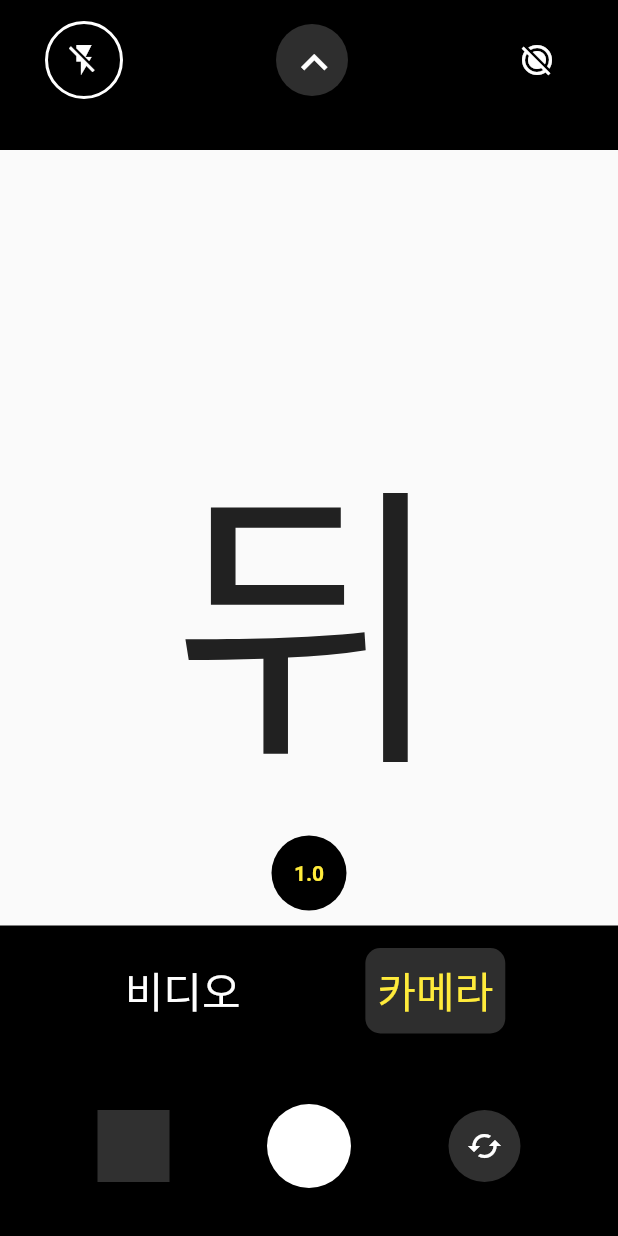
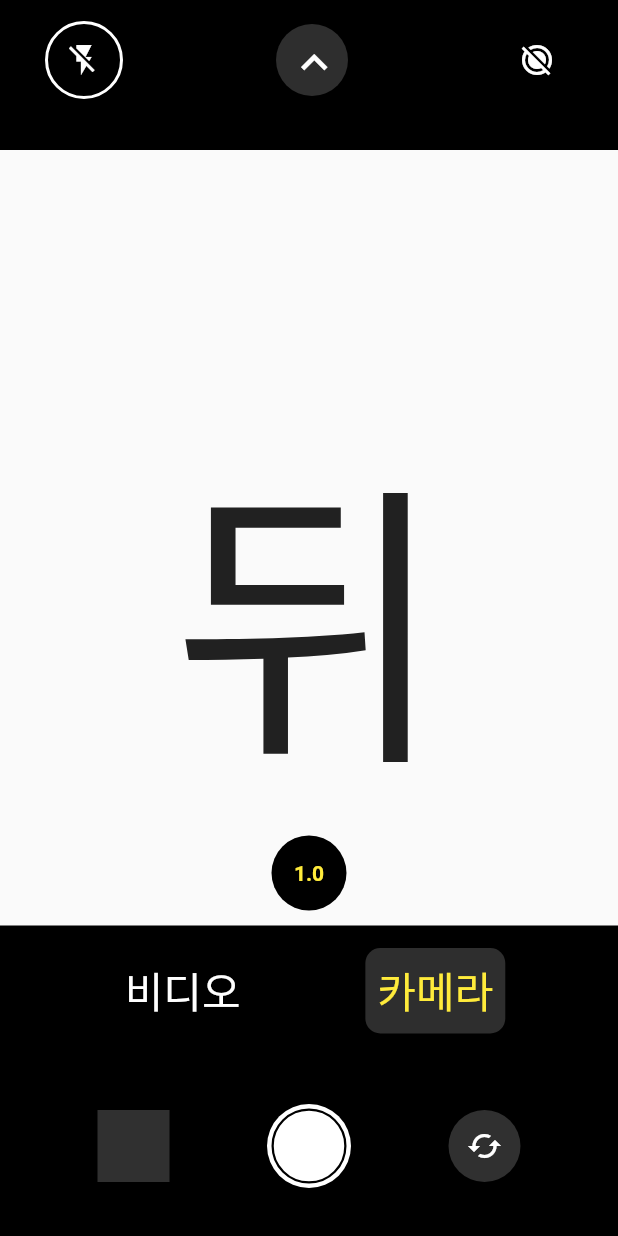
Before and after one commit to JIEEEN/SMART-ME, a Flutter app: the IosCamera screen opened directly, on a phone screen of 412 x 824 dp. Run offline on Flutter 3.47's test engine with Material 2 defaults, Android fonts, the light colour scheme and no system bars; our stand-ins replace firebase_core; missing offline and left inert: slide_action; accounts and stored records are empty.

Commit message:
[MOD] fully mimicked ios camera

```diff
--- a/lib/camera/ios_camera.dart
+++ b/lib/camera/ios_camera.dart
@@ -36,6 +36,13 @@ class _IosCameraState extends State<IosCamera> {
 
   late String? _currentTime;
 
+  void _controlToolBar(bool flag) {
+    setState(() {
+      _isToolbarOn = flag;
+      _overlayCameraToolbar = flag ? 80 : 0;
+    });
+  }
+
   final _toast = ToastBuilder();
   final GlobalKey<HMSTimerState> _HMSTimer = GlobalKey<HMSTimerState>();
 
@@ -65,10 +72,8 @@ class _IosCameraState extends State<IosCamera> {
         toolbarHeight: 0,
       ),
       body: Column(
-        mainAxisAlignment: MainAxisAlignment.end,
         children: [
-          Expanded(
-              child: Stack(
+          Stack(
             children: [
               AnimatedContainer(
                 /* 화면비율 조정 */
@@ -167,25 +172,22 @@ class _IosCameraState extends State<IosCamera> {
                   mainAxisAlignment: MainAxisAlignment.center,
                   children: [
                     Container(
-                      width: 80,
-                      margin: EdgeInsets.fromLTRB(15, 0, 0, 0),
+                      alignment: Alignment.center,
+                      margin: EdgeInsets.fromLTRB(30, 0, 0, 0),
+                      decoration: BoxDecoration(
+                        shape: BoxShape.circle,
+                        border: Border.all(color: Colors.white, width: 2),
+                        color: Colors.black,
+                      ),
                       child: IconButton(
                         icon: Icon(
-                          _flashType == 0
-                              ? Icons.flash_off
-                              : _flashType == 1
-                                  ? Icons.flash_auto
-                                  : Icons.flash_on,
-                          color: _flashType == 2 ? Colors.yellow : Colors.white,
+                          _flashType == 0 ? Icons.flash_off : Icons.flash_on,
+                          color: Colors.white,
                         ),
                         onPressed: () {
                           setState(() {
                             _isFlashOn = !_isFlashOn;
-                            _flashType = _flashType == 0
-                                ? 1
-                                : _flashType == 1
-                                    ? 2
-                                    : 0;
+                            _flashType = _flashType == 0 ? 1 : 0;
                           });
                         },
                       ),
@@ -265,8 +267,21 @@ class _IosCameraState extends State<IosCamera> {
                 ),
               ),
             ],
-          )),
-          Transform.scale(
+          ),
+          Expanded(
+            child: SizedBox(
+              width: double.infinity,
+              height: double.infinity,
+              child: GestureDetector(
+                onVerticalDragEnd: (details) => {
+                  if (details.velocity.pixelsPerSecond.dy > 0)
+                    {_controlToolBar(true)}
+                  else
+                    {_controlToolBar(false)}
+                },
+                child: Align(
+                  alignment: Alignment.bottomCenter,
+                  child: Transform.scale(
                     /* 앞/뒤 화면 */
                     scale: _selectedScope,
                     child: Text(
@@ -274,7 +289,10 @@ class _IosCameraState extends State<IosCamera> {
                       style: TextStyle(fontSize: 200),
                     ),
                   ),
-
+                ),
+              ),
+            ),
+          ),
           GestureDetector(
             /* 스코프 설정 */
             /* 언젠가는 드래그 스코핑을...*/
@@ -302,6 +320,62 @@ class _IosCameraState extends State<IosCamera> {
           ),
           Stack(
             children: [
+              Container(
+                /* 카메라/비디오 컨트롤 */
+                color: Colors.black,
+                padding: EdgeInsets.fromLTRB(0, 15, 0, 15),
+                child: Row(
+                  mainAxisAlignment: MainAxisAlignment.spaceEvenly,
+                  children: [
+                    Container(
+                      margin: EdgeInsets.fromLTRB(0, 0, 0, 0),
+                      decoration: BoxDecoration(
+                          borderRadius: BorderRadius.circular(10),
+                          color: !_isModeCamera
+                              ? Color(0xFF2e2e2e)
+                              : Colors.transparent),
+                      child: TextButton(
+                        onPressed: () => setState(() {
+                          _isModeCamera = false;
+                          _overlayHeightVideoToolBox = 80;
+                          _overlayHeightVideoStarter = 120;
+                          _overlayCameraToolbar = 0;
+                          _isToolbarOn = false;
+                        }),
+                        child: Text(
+                          '비디오',
+                          style: TextStyle(
+                              color:
+                                  _isModeCamera ? Colors.white : Colors.yellow,
+                              fontSize: 28.0),
+                        ),
+                      ),
+                    ),
+                    Container(
+                      margin: EdgeInsets.fromLTRB(0, 0, 0, 0),
+                      decoration: BoxDecoration(
+                          borderRadius: BorderRadius.circular(10),
+                          color: _isModeCamera
+                              ? Color(0xFF2e2e2e)
+                              : Colors.transparent),
+                      child: TextButton(
+                        onPressed: () => setState(() {
+                          _isModeCamera = true;
+                          _overlayHeightVideoToolBox = 0;
+                          _overlayHeightVideoStarter = 0;
+                        }),
+                        child: Text(
+                          '카메라',
+                          style: TextStyle(
+                              color:
+                                  _isModeCamera ? Colors.yellow : Colors.white,
+                              fontSize: 28.0),
+                        ),
+                      ),
+                    ),
+                  ],
+                ),
+              ),
               AnimatedContainer(
                 clipBehavior: Clip.antiAlias,
                 duration: Duration(milliseconds: 100),
@@ -312,14 +386,14 @@ class _IosCameraState extends State<IosCamera> {
                 child: Row(
                     mainAxisAlignment: MainAxisAlignment.spaceEvenly,
                     children: [
-                      IconButton(
+                      Container(
+                        decoration: BoxDecoration(
+                            shape: BoxShape.circle, color: Color(0xFF2e2e2e)),
+                        child: IconButton(
                           icon: Icon(
-                          _flashType == 0
-                              ? Icons.flash_off
-                              : _flashType == 1
-                                  ? Icons.flash_auto
-                                  : Icons.flash_on,
-                          color: _flashType == 2 ? Colors.yellow : Colors.white,
+                            _flashType == 0 ? Icons.flash_off : Icons.flash_on,
+                            color:
+                                _flashType == 2 ? Colors.yellow : Colors.white,
                           ),
                           onPressed: () {
                             setState(() {
@@ -328,15 +402,12 @@ class _IosCameraState extends State<IosCamera> {
                             });
                           },
                         ),
-                      IconButton(
-                        icon: Icon(
-                            _timerDelay == 0
-                                ? Icons.schedule
-                                : _timerDelay == 3
-                                    ? Icons.timer_3
-                                    : _timerDelay == 10
-                                        ? Icons.timer_10
-                                        : Icons.one_x_mobiledata,
+                      ),
+                      Container(
+                          decoration: BoxDecoration(
+                              shape: BoxShape.circle, color: Color(0xFF2e2e2e)),
+                          child: IconButton(
+                            icon: Icon(Icons.schedule,
                                 color: _timerDelay != 0
                                     ? Colors.yellow
                                     : Colors.white),
@@ -346,18 +417,20 @@ class _IosCameraState extends State<IosCamera> {
                                     _overlayHeightTimer == 0 ? 80 : 0;
                               });
                             },
-                      ),
-                      TextButton(
+                          )),
+                      Container(
+                        decoration: BoxDecoration(
+                            shape: BoxShape.circle, color: Color(0xFF2e2e2e)),
+                        child: TextButton(
                           child: Text(
                             _ratioType == 0
-                              ? '3:4'
+                                ? '4:3'
                                 : _ratioType == 1
                                     ? '16:9'
-                                  : _ratioType == 2
-                                      ? '1:1'
-                                      : 'Full',
+                                    : '1:1',
                             style: const TextStyle(
-                              color: Colors.white, fontWeight: FontWeight.bold),
+                                color: Colors.white,
+                                fontWeight: FontWeight.bold),
                           ),
                           onPressed: () {
                             setState(() {
@@ -365,7 +438,11 @@ class _IosCameraState extends State<IosCamera> {
                             });
                           },
                         ),
-                      IconButton(
+                      ),
+                      Container(
+                          decoration: BoxDecoration(
+                              shape: BoxShape.circle, color: Color(0xFF2e2e2e)),
+                          child: IconButton(
                             icon: Icon(
                                 _isMotionPhotoOn
                                     ? Icons.motion_photos_on
@@ -383,7 +460,7 @@ class _IosCameraState extends State<IosCamera> {
                                 _isMotionPhotoOn = !_isMotionPhotoOn;
                               });
                             },
-                      ),
+                          )),
                     ]),
               ),
               AnimatedContainer(
@@ -397,7 +474,28 @@ class _IosCameraState extends State<IosCamera> {
                 child: Row(
                   mainAxisAlignment: MainAxisAlignment.spaceEvenly,
                   children: [
-                    IconButton(
+                    TextButton(
+                      child: Text(
+                        '${_flashType == 1 ? '플래시' : ''} 자동',
+                        style: TextStyle(
+                          color: _flashType == 1 ? Colors.yellow : Colors.white,
+                        ),
+                      ),
+                      onPressed: () {
+                        setState(() {
+                          _overlayHeightFlash =
+                              _overlayHeightFlash == 0 ? 80 : 0;
+                          _flashType = 1;
+                        });
+                      },
+                    ),
+                    TextButton(
+                      child: Text(
+                        '${_flashType == 0 ? '플래시' : ''} 끔',
+                        style: TextStyle(
+                          color: _flashType == 0 ? Colors.yellow : Colors.white,
+                        ),
+                      ),
                       onPressed: () {
                         setState(() {
                           _overlayHeightFlash =
@@ -405,25 +503,14 @@ class _IosCameraState extends State<IosCamera> {
                           _flashType = 0;
                         });
                       },
-                      icon: Icon(
-                        Icons.flash_off,
-                        color: _flashType == 0 ? Colors.yellow : Colors.white,
+                    ),
+                    TextButton(
+                      child: Text(
+                        '${_flashType == 2 ? '플래시' : ''} 켬',
+                        style: TextStyle(
+                          color: _flashType == 2 ? Colors.yellow : Colors.white,
                         ),
                       ),
-                    IconButton(
-                      onPressed: () {
-                        setState(() {
-                          _overlayHeightFlash =
-                              _overlayHeightFlash == 0 ? 80 : 0;
-                          _flashType = 1;
-                        });
-                      },
-                      icon: Icon(
-                        Icons.flash_auto,
-                        color: _flashType == 1 ? Colors.yellow : Colors.white,
-                      ),
-                    ),
-                    IconButton(
                       onPressed: () {
                         setState(() {
                           _overlayHeightFlash =
@@ -431,10 +518,6 @@ class _IosCameraState extends State<IosCamera> {
                           _flashType = 2;
                         });
                       },
-                      icon: Icon(
-                        Icons.flash_on,
-                        color: _flashType == 2 ? Colors.yellow : Colors.white,
-                      ),
                     ),
                   ],
                 ),
@@ -456,23 +539,9 @@ class _IosCameraState extends State<IosCamera> {
                           _timerDelay = 0;
                         });
                       },
-                      child: Text('0s',
+                      child: Text('타이머 해제',
                           style: TextStyle(
                               color: _timerDelay == 0
-                                  ? Colors.yellow
-                                  : Colors.white,
-                              fontWeight: FontWeight.bold)),
-                    ),
-                    TextButton(
-                      onPressed: () {
-                        setState(() {
-                          _overlayHeightTimer = 0;
-                          _timerDelay = 1;
-                        });
-                      },
-                      child: Text('1s',
-                          style: TextStyle(
-                              color: _timerDelay == 1
                                   ? Colors.yellow
                                   : Colors.white,
                               fontWeight: FontWeight.bold)),
@@ -484,7 +553,7 @@ class _IosCameraState extends State<IosCamera> {
                           _timerDelay = 3;
                         });
                       },
-                      child: Text('3s',
+                      child: Text('3초',
                           style: TextStyle(
                               color: _timerDelay == 3
                                   ? Colors.yellow
@@ -498,7 +567,7 @@ class _IosCameraState extends State<IosCamera> {
                           _timerDelay = 10;
                         });
                       },
-                      child: Text('10s',
+                      child: Text('10초',
                           style: TextStyle(
                               color: _timerDelay == 10
                                   ? Colors.yellow
@@ -530,10 +599,27 @@ class _IosCameraState extends State<IosCamera> {
                         });
                       },
                       child: Text(
-                        '3:4',
+                        '4:3',
                         style: TextStyle(
                             color:
                                 _ratioType == 0 ? Colors.yellow : Colors.white),
+                      ),
+                    ),
+                    TextButton(
+                      onPressed: () {
+                        setState(() {
+                          _overlayHeightRatio =
+                              _overlayHeightRatio == 0 ? 80 : 0;
+                          _ratioType = 2;
+                          _overlayHeightScreenTop = _overlayHeightScreenBottom =
+                              (height - width) / 2 - 40;
+                        });
+                      },
+                      child: Text(
+                        '정방형',
+                        style: TextStyle(
+                            color:
+                                _ratioType == 2 ? Colors.yellow : Colors.white),
                       ),
                     ),
                     TextButton(
@@ -553,100 +639,11 @@ class _IosCameraState extends State<IosCamera> {
                                 _ratioType == 1 ? Colors.yellow : Colors.white),
                       ),
                     ),
-                    TextButton(
-                      onPressed: () {
-                        setState(() {
-                          _overlayHeightRatio =
-                              _overlayHeightRatio == 0 ? 80 : 0;
-                          _ratioType = 2;
-                          _overlayHeightScreenTop = _overlayHeightScreenBottom =
-                              (height - width) / 2 - 40;
-                        });
-                      },
-                      child: Text(
-                        '1:1',
-                        style: TextStyle(
-                            color:
-                                _ratioType == 2 ? Colors.yellow : Colors.white),
-                      ),
-                    ),
-                    TextButton(
-                      onPressed: () {
-                        setState(() {
-                          _overlayHeightRatio =
-                              _overlayHeightRatio == 0 ? 80 : 0;
-                          _overlayHeightScreenBottom =
-                              _overlayHeightScreenTop = 0;
-                          _ratioType = 3;
-                        });
-                      },
-                      child: Text(
-                        'Full',
-                        style: TextStyle(
-                            color:
-                                _ratioType == 3 ? Colors.yellow : Colors.white),
-                      ),
-                    ),
                   ],
                 ),
               ),
             ],
           ),
-          Container(
-            /* 카메라/비디오 컨트롤 */
-            color: Colors.black,
-            padding: EdgeInsets.fromLTRB(0, 15, 0, 15),
-            child: Row(
-              mainAxisAlignment: MainAxisAlignment.spaceEvenly,
-              children: [
-                Container(
-                  margin: EdgeInsets.fromLTRB(0, 0, 0, 0),
-                  decoration: BoxDecoration(
-                      borderRadius: BorderRadius.circular(10),
-                      color: !_isModeCamera
-                          ? Color(0xFF2e2e2e)
-                          : Colors.transparent),
-                  child: TextButton(
-                    onPressed: () => setState(() {
-                      _isModeCamera = false;
-                      _overlayHeightVideoToolBox = 80;
-                      _overlayHeightVideoStarter = 120;
-                      _overlayCameraToolbar = 0;
-                      _isToolbarOn = false;
-                    }),
-                    child: Text(
-                      '비디오',
-                      style: TextStyle(
-                          color: _isModeCamera ? Colors.white : Colors.yellow,
-                          fontSize: 28.0),
-                    ),
-                  ),
-                ),
-                Container(
-                  margin: EdgeInsets.fromLTRB(0, 0, 0, 0),
-                  decoration: BoxDecoration(
-                      borderRadius: BorderRadius.circular(10),
-                      color: _isModeCamera
-                          ? Color(0xFF2e2e2e)
-                          : Colors.transparent),
-                  child: TextButton(
-                    onPressed: () => setState(() {
-                      _isModeCamera = true;
-                      _overlayHeightVideoToolBox = 0;
-                      _overlayHeightVideoStarter = 0;
-                    }),
-                    child: Text(
-                      '카메라',
-                      style: TextStyle(
-                          color: _isModeCamera ? Colors.yellow : Colors.white,
-                          fontSize: 28.0),
-                    ),
-                  ),
-                ),
-              ],
-            ),
-          ),
-          // Camera preview will go here
           Stack(
             children: [
               AnimatedContainer(
@@ -695,6 +692,14 @@ class _IosCameraState extends State<IosCamera> {
                                 _toast.toast('사진이 촬영되었습니다.',
                                     _overlayHeightScreenTop + 100);
                               },
+                              child: Container(
+                                width: 50,
+                                decoration: BoxDecoration(
+                                    shape: BoxShape.circle,
+                                    color: Colors.white,
+                                    border: Border.all(
+                                        color: Colors.black, width: 1.5)),
+                              ),
                             ),
                           ),
                           Container(
@@ -788,43 +793,13 @@ class _IosCameraState extends State<IosCamera> {
                     child: Row(
                       mainAxisAlignment: MainAxisAlignment.spaceEvenly,
                       children: [
-                        IconButton(
-                          onPressed: () {
-                            setState(() {
-                              _toast.toast('사진이 촬영되었습니다.',
-                                  _overlayHeightScreenTop + 100);
-                            });
-                          },
-                          icon: Icon(
-                            Icons.camera,
-                            color: Colors.white,
-                          ),
-                        ),
                         Container(
+                          width: 48,
+                          height: 48,
                           decoration: BoxDecoration(
-                                color: Colors.white,
-                                borderRadius: BorderRadius.circular(50.0)),
-                            child: Row(
-                              children: [
-                                IconButton(
-                                  onPressed: () {
-                                    if (_isVideoPaused) {
-                                      _HMSTimer.currentState?.start();
-                                    } else {
-                                      _HMSTimer.currentState?.pause();
-                                    }
-                                    setState(() {
-                                      _isVideoPaused = !_isVideoPaused;
-                                    });
-                                  },
-                                  icon: Icon(
-                                    _isVideoPaused
-                                        ? Icons.play_arrow
-                                        : Icons.pause,
-                                    color: Colors.black,
-                                  ),
-                                ),
-                                IconButton(
+                              border: Border.all(width: 3, color: Colors.white),
+                              borderRadius: BorderRadius.circular(100)),
+                          child: IconButton(
                             onPressed: () {
                               _toast.toast(
                                   '${_HMSTimer.currentState?.printTimeAsHMSKorean()} 길이의 비디오가 저장되었습니다.',
@@ -833,33 +808,15 @@ class _IosCameraState extends State<IosCamera> {
                               setState(() {
                                 _overlayHeightVideoStarter = 100;
                                 _overlayHeightVideoControl =
-                                          _overlayHeightVideoControl == 0
-                                              ? 100
-                                              : 0;
+                                    _overlayHeightVideoControl == 0 ? 100 : 0;
                                 _overlayHeightVideoTimer =
-                                          _overlayHeightVideoTimer == 0
-                                              ? 80
-                                              : 0;
+                                    _overlayHeightVideoTimer == 0 ? 80 : 0;
                               });
                             },
-                                  icon: Icon(
-                                    Icons.stop,
-                                    color: Colors.black,
+                            icon: Container(
+                                width: 32, height: 32, color: Colors.white),
                           ),
                         )
-                              ],
-                            )),
-                        IconButton(
-                          onPressed: () {
-                            setState(() {
-                              _isCameraFront = !_isCameraFront;
-                            });
-                          },
-                          icon: Icon(
-                            Icons.cached,
-                            color: Colors.white,
-                          ),
-                        ),
                       ],
                     ),
                   ),
```
Lines whose indentation alone changed are shown as unchanged.
